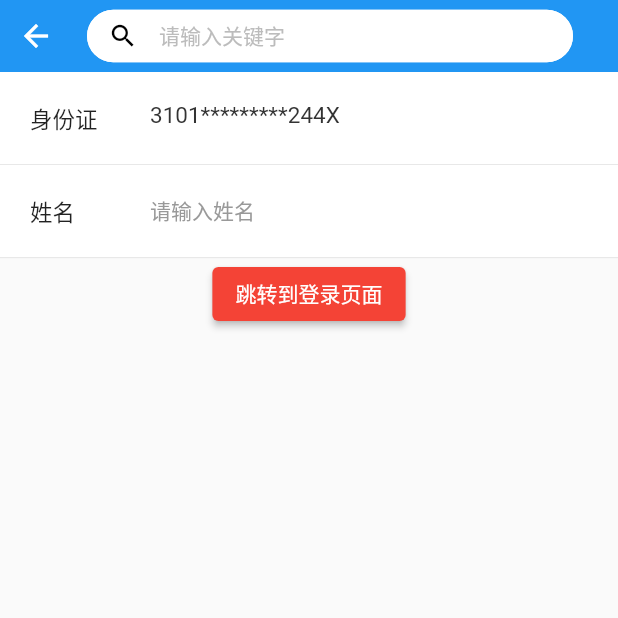
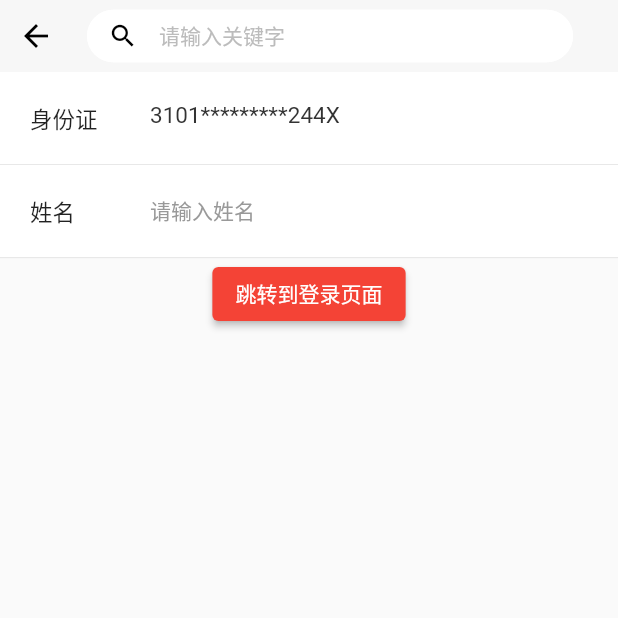
Before and after one commit to hjcasd/flutter_base, a Flutter app: the UserPage screen opened by its route, on a phone screen of 412 x 824 dp, the top half of it. Run offline on Flutter 3.47's test engine with Material 2 defaults, Android fonts, the phone set to English and light mode, and no system bars; our stand-ins replace buttons_tabbar, cached_network_image, dio, flutter_easyloading, flutter_easyrefresh, flutter_html and 4 more.

```diff
--- a/lib/components/app_bar/search_app_bar.dart
+++ b/lib/components/app_bar/search_app_bar.dart
@@ -1,5 +1,4 @@
 import 'package:flutter/material.dart';
-import 'package:flutter/services.dart';
 import 'package:flutter_base/constants/app_colors.dart';
 
 /// SearchAppBar: 自定义带搜索框的AppBar
@@ -62,12 +61,6 @@ class SearchAppBar extends StatefulWidget implements PreferredSizeWidget {
 
 class _SearchAppBarState extends State<SearchAppBar> {
   bool _showDeleteIcon = false;
-
-  @override
-  void initState() {
-    super.initState();
-    SystemChrome.setSystemUIOverlayStyle(SystemUiOverlayStyle.dark);
-  }
 
   @override
   Widget build(BuildContext context) {
--- a/lib/pages/other/user/user_page.dart
+++ b/lib/pages/other/user/user_page.dart
@@ -1,4 +1,5 @@
 import 'package:flutter/material.dart';
+import 'package:flutter/services.dart';
 import 'package:flutter_base/components/app_bar/search_app_bar.dart';
 import 'package:flutter_base/components/state/simple_state_view.dart';
 import 'package:flutter_base/constants/app_colors.dart';
@@ -15,12 +16,15 @@ class UserPage extends GetView<UserController> {
   @override
   Widget build(BuildContext context) {
     Get.put(UserController());
-    return Scaffold(
+    return AnnotatedRegion<SystemUiOverlayStyle>(
+      value: SystemUiOverlayStyle.dark,
+      child: Scaffold(
         appBar: SearchAppBar(
+          backgroundColor: AppColors.grey_F7F7F7,
           leading: IconButton(
             icon: Icon(
               Icons.arrow_back,
-            color: AppColors.white,
+              color: AppColors.black,
             ),
             onPressed: () {
               RouteManager.back();
@@ -40,6 +44,7 @@ class UserPage extends GetView<UserController> {
             );
           },
         ),
+      ),
     );
   }
 }
```
Lines whose indentation alone changed are shown as unchanged.
